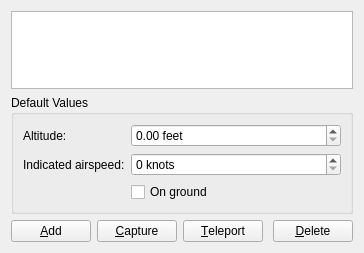
First picture: the form in src/Plugins/Module/Location/src/LocationWidget.ui, repository till213/SkyDolly, before the edit.
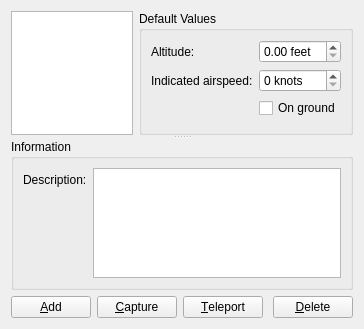
Second picture: the form after the edit. Custom widgets are drawn as their Qt base class.

Commit message:
Hide description colum
- Show description in separate line edit instead
- Persisted upon loosing focus

```diff
--- a/src/Plugins/Module/Location/src/LocationWidget.ui
+++ b/src/Plugins/Module/Location/src/LocationWidget.ui
@@ -7,7 +7,7 @@
     <x>0</x>
     <y>0</y>
     <width>364</width>
-    <height>253</height>
+    <height>329</height>
    </rect>
   </property>
   <property name="windowTitle">
@@ -15,6 +15,13 @@
   </property>
   <layout class="QVBoxLayout" name="verticalLayout">
    <item>
+    <widget class="QSplitter" name="splitter">
+     <property name="orientation">
+      <enum>Qt::Vertical</enum>
+     </property>
+     <widget class="QWidget" name="layoutWidget">
+      <layout class="QHBoxLayout" name="horizontalLayout_2">
+       <item>
     <widget class="QTableWidget" name="locationTableWidget"/>
    </item>
    <item>
@@ -61,6 +68,52 @@
      </layout>
     </widget>
    </item>
+      </layout>
+     </widget>
+     <widget class="QGroupBox" name="informationGroupBox">
+      <property name="sizePolicy">
+       <sizepolicy hsizetype="Expanding" vsizetype="Minimum">
+        <horstretch>0</horstretch>
+        <verstretch>0</verstretch>
+       </sizepolicy>
+      </property>
+      <property name="minimumSize">
+       <size>
+        <width>0</width>
+        <height>120</height>
+       </size>
+      </property>
+      <property name="title">
+       <string>Information</string>
+      </property>
+      <layout class="QFormLayout" name="formLayout_2">
+       <item row="0" column="0">
+        <widget class="QLabel" name="label_3">
+         <property name="text">
+          <string>Description:</string>
+         </property>
+        </widget>
+       </item>
+       <item row="0" column="1">
+        <widget class="FocusPlainTextEdit" name="descriptionPlainTextEdit">
+         <property name="sizePolicy">
+          <sizepolicy hsizetype="Expanding" vsizetype="Minimum">
+           <horstretch>0</horstretch>
+           <verstretch>0</verstretch>
+          </sizepolicy>
+         </property>
+         <property name="minimumSize">
+          <size>
+           <width>80</width>
+           <height>0</height>
+          </size>
+         </property>
+        </widget>
+       </item>
+      </layout>
+     </widget>
+    </widget>
+   </item>
    <item>
     <layout class="QHBoxLayout" name="horizontalLayout">
      <item>
@@ -120,6 +173,13 @@
    </item>
   </layout>
  </widget>
+ <customwidgets>
+  <customwidget>
+   <class>FocusPlainTextEdit</class>
+   <extends>QPlainTextEdit</extends>
+   <header location="global">Widget/FocusPlainTextEdit.h</header>
+  </customwidget>
+ </customwidgets>
  <resources/>
  <connections/>
 </ui>
```
Lines whose indentation alone changed are shown as unchanged. The commit also changes 4 other files.
